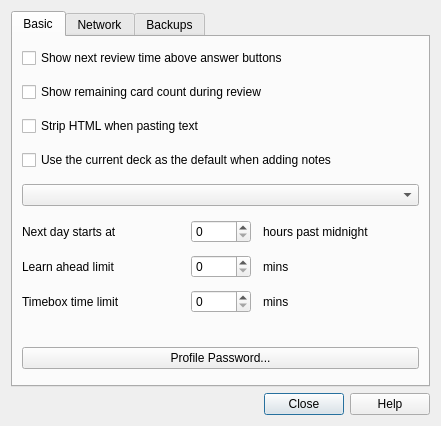
First picture: the form in designer/preferences.ui, repository ankitects/anki, before the edit.
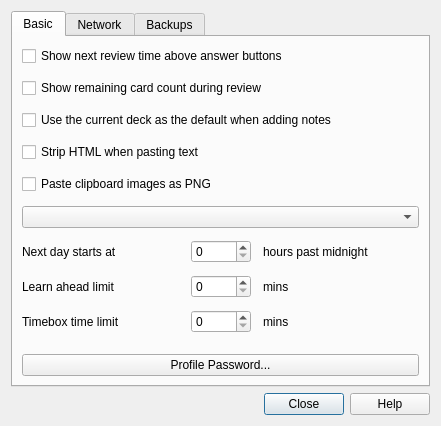
Second picture: the form after the edit.

Commit message: add option to paste as pngs; compress pngs

The edit to the form file:
```diff
--- a/designer/preferences.ui
+++ b/designer/preferences.ui
@@ -44,13 +44,6 @@
          </property>
         </widget>
        </item>
-       <item>
-        <widget class="QCheckBox" name="stripHTML">
-         <property name="text">
-          <string>Strip HTML when pasting text</string>
-         </property>
-        </widget>
-       </item>
        <item>
         <widget class="QCheckBox" name="useCurrent">
          <property name="text">
@@ -58,6 +51,20 @@
          </property>
         </widget>
        </item>
+       <item>
+        <widget class="QCheckBox" name="stripHTML">
+         <property name="text">
+          <string>Strip HTML when pasting text</string>
+         </property>
+        </widget>
+       </item>
+       <item>
+        <widget class="QCheckBox" name="pastePNG">
+         <property name="text">
+          <string>Paste clipboard images as PNG</string>
+         </property>
+        </widget>
+       </item>
        <item>
         <widget class="QComboBox" name="newSpread"/>
        </item>
```
Left out of the diff: 3 changed lines with no effect on the pictures. The commit also changes 3 other files.
